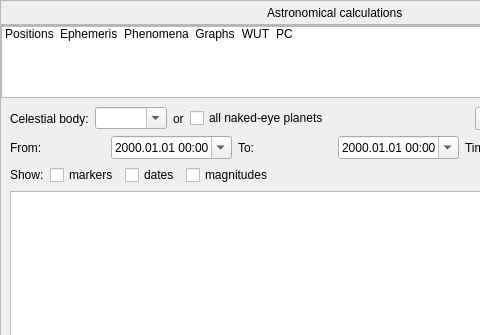
Before: the Qt Designer form src/gui/astroCalcDialog.ui in Stellarium/stellarium, drawn with Qt 5; both pictures show x 0 to 480 and y 0 to 335 of the 697 by 422 pixel window.
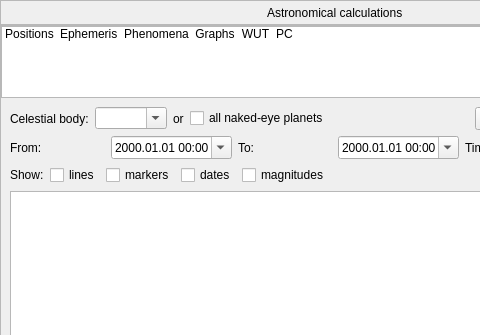
After: the same form once the commit is applied. The open tabs and pages were chosen to show the change. Icons and pictures are not drawn. Custom widgets are drawn as their Qt base class.

Commit message: Added GUI option to manage visibility of ephemeris line

Diff of the .ui file:
```diff
--- a/src/gui/astroCalcDialog.ui
+++ b/src/gui/astroCalcDialog.ui
@@ -427,6 +427,13 @@
               </property>
              </widget>
             </item>
+            <item>
+             <widget class="QCheckBox" name="ephemerisShowLinesCheckBox">
+              <property name="text">
+               <string>lines</string>
+              </property>
+             </widget>
+            </item>
             <item>
              <widget class="QCheckBox" name="ephemerisShowMarkersCheckBox">
               <property name="toolTip">
```
The commit also changes 2 other files.
